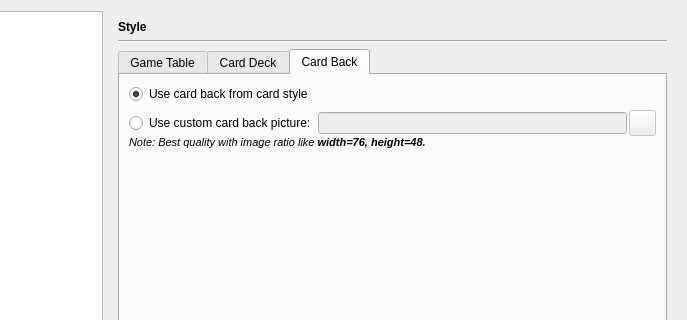
pokerth/pokerth, file src/gui/qt/settingsdialog.ui: the form before one commit; both pictures show x 98 to 785 and y 0 to 320 of the 785 by 530 pixel window.
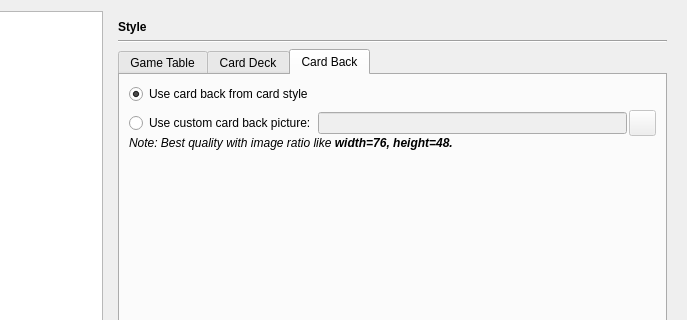
The form after the commit. The open tabs and pages were chosen to show the change. Icons and pictures are not drawn. Custom widgets are drawn as their Qt base class.

What changed in the file:
```diff
--- a/src/gui/qt/settingsdialog.ui
+++ b/src/gui/qt/settingsdialog.ui
@@ -569,7 +569,7 @@
                   <string>&lt;!DOCTYPE HTML PUBLIC &quot;-//W3C//DTD HTML 4.0//EN&quot; &quot;http://www.w3.org/TR/REC-html40/strict.dtd&quot;&gt;
 &lt;html&gt;&lt;head&gt;&lt;meta name=&quot;qrichtext&quot; content=&quot;1&quot; /&gt;&lt;style type=&quot;text/css&quot;&gt;
 p, li { white-space: pre-wrap; }
-&lt;/style&gt;&lt;/head&gt;&lt;body style=&quot; font-family:'Nimbus Sans L'; font-size:8pt; font-weight:400; font-style:normal;&quot;&gt;
+&lt;/style&gt;&lt;/head&gt;&lt;body style=&quot; font-weight:400; font-style:normal;&quot;&gt;
 &lt;p style=&quot; margin-top:0px; margin-bottom:0px; margin-left:0px; margin-right:0px; -qt-block-indent:0; text-indent:0px;&quot;&gt;&lt;span style=&quot; font-style:italic;&quot;&gt;Note: Best quality with image ratio like &lt;/span&gt;&lt;span style=&quot; font-weight:600; font-style:italic;&quot;&gt;width=76, height=48.&lt;/span&gt;&lt;/p&gt;&lt;/body&gt;&lt;/html&gt;</string>
                  </property>
                  <property name="wordWrap">
```
Left out of the diff: 2 changed lines with no effect on the pictures.
